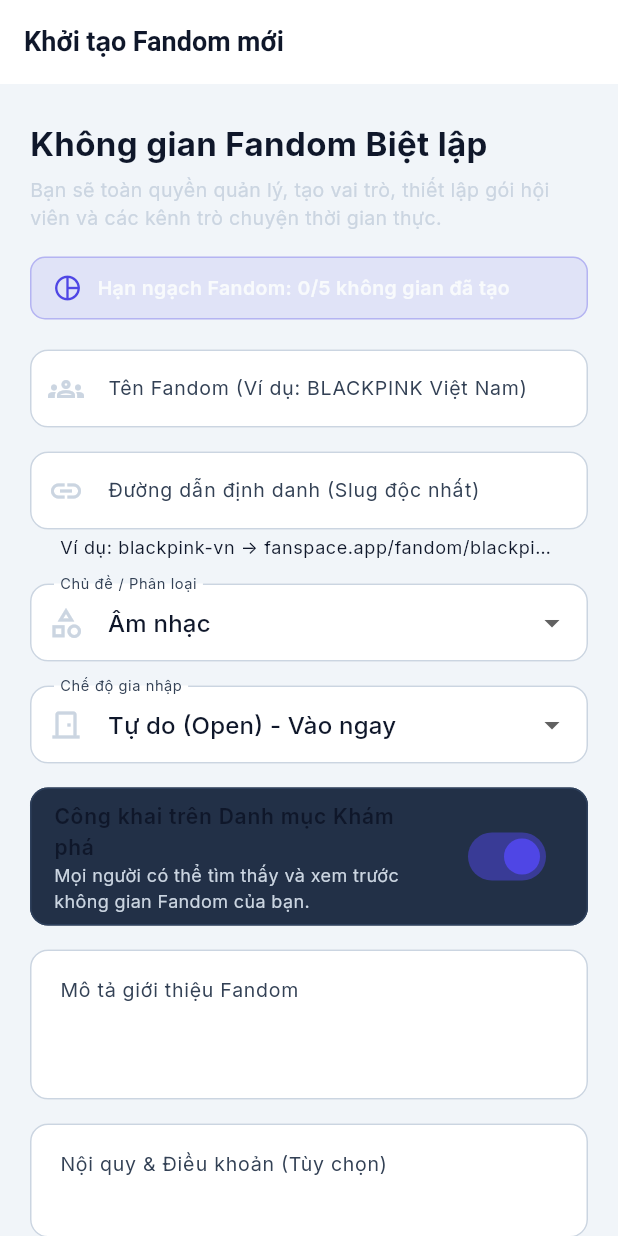
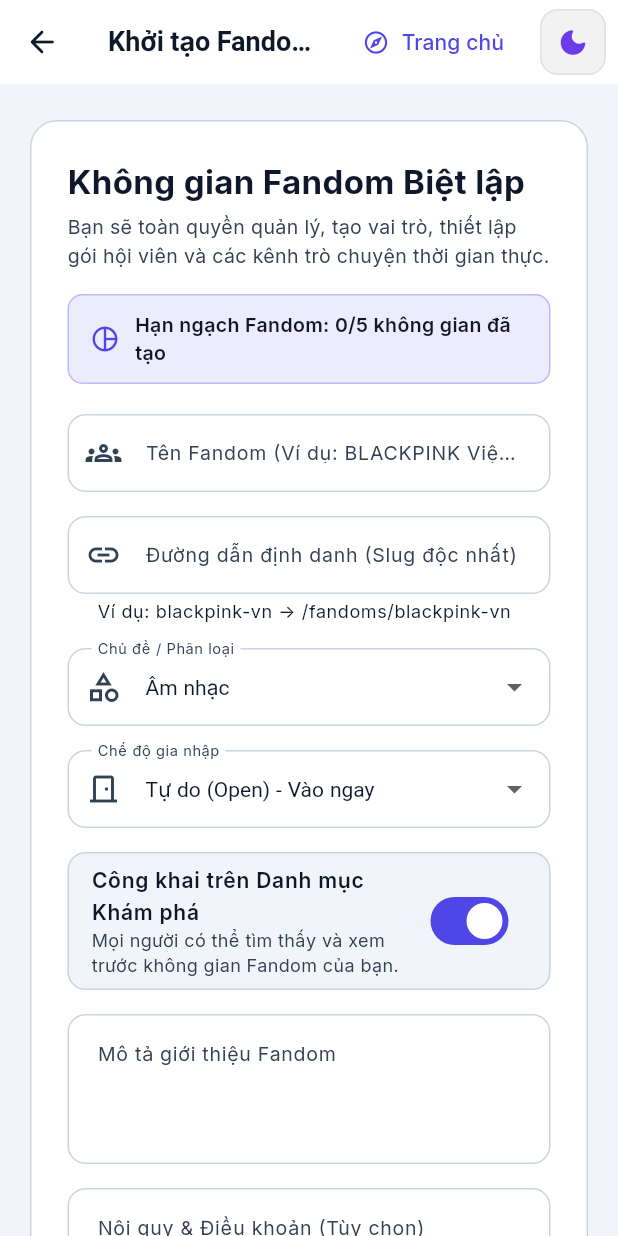
Before and after one commit to lam-nt-825921/fanspace, a Flutter app: the CreateFandomScreen screen opened by its route, on a phone screen of 412 x 824 dp. Run offline on Flutter 3.47's test engine with Material 3 defaults, Android fonts, the phone set to English and light mode, and no system bars; our stand-ins replace dio, file_picker, flutter_secure_storage, go_router, google_fonts; missing offline and left inert: dart:html; accounts and stored records are empty; network calls fail.

Commit message:
refactor(create-fandom): modernize create fandom screen with quota status indicator and responsive form styling

```diff
--- a/frontend/lib/screens/home/create_fandom_screen.dart
+++ b/frontend/lib/screens/home/create_fandom_screen.dart
@@ -1,8 +1,11 @@
 import 'package:flutter/material.dart';
+import 'package:go_router/go_router.dart';
 import 'package:provider/provider.dart';
+
 import '../../core/constants/app_constants.dart';
 import '../../core/theme/app_theme.dart';
 import '../../providers/fandom_provider.dart';
+import '../auth/widgets/theme_toggle_button.dart';
 
 class CreateFandomScreen extends StatefulWidget {
   const CreateFandomScreen({super.key});
@@ -47,28 +50,46 @@ class _CreateFandomScreenState extends State<CreateFandomScreen> {
     _slugController.text = slug;
   }
 
+  void _navigateBack() {
+    if (context.canPop()) {
+      context.pop();
+    } else {
+      context.go('/');
+    }
+  }
+
   Future<void> _handleCreateFandom() async {
     if (_formKey.currentState!.validate()) {
-      final fandomProvider = Provider.of<FandomProvider>(context, listen: false);
+      final fandomProvider =
+          Provider.of<FandomProvider>(context, listen: false);
+      final targetSlug = _slugController.text.trim().toLowerCase();
       final success = await fandomProvider.createFandom(
         name: _nameController.text.trim(),
-        slug: _slugController.text.trim().toLowerCase(),
+        slug: targetSlug,
         description: _descriptionController.text.trim(),
         category: _selectedCategory,
         admissionMode: _admissionMode,
         isPublic: _isPublic,
-        rulesTos: _rulesController.text.trim().isNotEmpty ? _rulesController.text.trim() : null,
+        rulesTos: _rulesController.text.trim().isNotEmpty
+            ? _rulesController.text.trim()
+            : null,
       );
 
       if (!mounted) return;
       if (success) {
         ScaffoldMessenger.of(context).showSnackBar(
           const SnackBar(
-            content: Text('Tạo không gian Fandom thành công! Bạn là Chủ Fandom (Owner).'),
+            content: Text(
+              'Tạo không gian Fandom thành công! Bạn là Chủ Fandom (Owner).',
+            ),
             backgroundColor: AppTheme.success,
           ),
         );
+        if (context.canPop()) {
           Navigator.pop(context);
+        } else {
+          context.go('/fandoms/$targetSlug/space');
+        }
       } else if (fandomProvider.errorMessage != null) {
         ScaffoldMessenger.of(context).showSnackBar(
           SnackBar(
@@ -82,6 +103,7 @@ class _CreateFandomScreenState extends State<CreateFandomScreen> {
 
   @override
   Widget build(BuildContext context) {
+    final palette = context.palette;
     final fandomProvider = context.watch<FandomProvider>();
 
     final categories = AppConstants.defaultCategories
@@ -93,50 +115,90 @@ class _CreateFandomScreenState extends State<CreateFandomScreen> {
     final isQuotaReached = quotaUsed >= maxQuota;
 
     return Scaffold(
+      backgroundColor: palette.background,
       appBar: AppBar(
+        backgroundColor: palette.surface,
+        foregroundColor: palette.textPrimary,
+        leading: IconButton(
+          tooltip: 'Quay lại',
+          icon: const Icon(Icons.arrow_back_rounded),
+          onPressed: _navigateBack,
+        ),
         title: const Text('Khởi tạo Fandom mới'),
+        actions: [
+          TextButton.icon(
+            onPressed: _navigateBack,
+            icon: const Icon(Icons.explore_outlined, size: 18),
+            label: const Text('Trang chủ'),
+          ),
+          const Padding(
+            padding: EdgeInsets.symmetric(horizontal: 8),
+            child: ThemeToggleButton(),
+          ),
+        ],
       ),
       body: SingleChildScrollView(
         padding: const EdgeInsets.symmetric(horizontal: 20, vertical: 24),
         child: Center(
           child: ConstrainedBox(
-            constraints: const BoxConstraints(maxWidth: 550),
+            constraints: const BoxConstraints(maxWidth: 600),
+            child: Container(
+              padding: const EdgeInsets.all(24),
+              decoration: BoxDecoration(
+                color: palette.surface,
+                borderRadius: BorderRadius.circular(18),
+                border: Border.all(color: palette.border),
+              ),
               child: Form(
                 key: _formKey,
                 child: Column(
                   crossAxisAlignment: CrossAxisAlignment.stretch,
                   children: [
-                  const Text(
+                    Text(
                       'Không gian Fandom Biệt lập',
-                    style: TextStyle(fontSize: 22, fontWeight: FontWeight.bold),
+                      style: TextStyle(
+                        fontSize: 22,
+                        fontWeight: FontWeight.bold,
+                        color: palette.textPrimary,
+                      ),
                     ),
                     const SizedBox(height: 6),
-                  const Text(
+                    Text(
                       'Bạn sẽ toàn quyền quản lý, tạo vai trò, thiết lập gói hội viên và các kênh trò chuyện thời gian thực.',
-                    style: TextStyle(color: AppTheme.textSecondary, fontSize: 13),
+                      style: TextStyle(
+                        color: palette.textSecondary,
+                        fontSize: 13,
+                      ),
                     ),
                     const SizedBox(height: 16),
 
                     // Quota Indicator Badge
                     Container(
-                    padding: const EdgeInsets.symmetric(horizontal: 14, vertical: 10),
+                      padding: const EdgeInsets.symmetric(
+                        horizontal: 14,
+                        vertical: 10,
+                      ),
                       decoration: BoxDecoration(
                         color: isQuotaReached
-                          ? AppTheme.error.withOpacity(0.12)
-                          : AppTheme.primary.withOpacity(0.1),
+                            ? AppTheme.error.withValues(alpha: 0.12)
+                            : AppTheme.primary.withValues(alpha: 0.1),
                         borderRadius: BorderRadius.circular(10),
                         border: Border.all(
                           color: isQuotaReached
-                            ? AppTheme.error.withOpacity(0.4)
-                            : AppTheme.primary.withOpacity(0.3),
+                              ? AppTheme.error.withValues(alpha: 0.4)
+                              : AppTheme.primary.withValues(alpha: 0.3),
                         ),
                       ),
                       child: Row(
                         children: [
                           Icon(
-                          isQuotaReached ? Icons.warning_amber_rounded : Icons.pie_chart_outline,
+                            isQuotaReached
+                                ? Icons.warning_amber_rounded
+                                : Icons.pie_chart_outline,
                             size: 20,
-                          color: isQuotaReached ? AppTheme.error : AppTheme.primary,
+                            color: isQuotaReached
+                                ? AppTheme.error
+                                : AppTheme.primary,
                           ),
                           const SizedBox(width: 10),
                           Expanded(
@@ -147,7 +209,9 @@ class _CreateFandomScreenState extends State<CreateFandomScreen> {
                               style: TextStyle(
                                 fontSize: 13,
                                 fontWeight: FontWeight.w600,
-                              color: isQuotaReached ? AppTheme.error : AppTheme.textPrimary,
+                                color: isQuotaReached
+                                    ? AppTheme.error
+                                    : palette.textPrimary,
                               ),
                             ),
                           ),
@@ -159,42 +223,68 @@ class _CreateFandomScreenState extends State<CreateFandomScreen> {
                     // Fandom Name
                     TextFormField(
                       controller: _nameController,
-                    decoration: const InputDecoration(
+                      style: TextStyle(color: palette.textPrimary),
+                      decoration: InputDecoration(
                         labelText: 'Tên Fandom (Ví dụ: BLACKPINK Việt Nam)',
-                      prefixIcon: Icon(Icons.groups_outlined, color: AppTheme.textSecondary),
+                        prefixIcon: Icon(
+                          Icons.groups_outlined,
+                          color: palette.textSecondary,
+                        ),
                       ),
                       onChanged: (v) {
-                      if (_slugController.text.isEmpty || _slugController.text == _generateSlugString(v.substring(0, v.length > 1 ? v.length - 1 : 0))) {
+                        if (_slugController.text.isEmpty ||
+                            _slugController.text ==
+                                _generateSlugString(
+                                  v.substring(
+                                    0,
+                                    v.length > 1 ? v.length - 1 : 0,
+                                  ),
+                                )) {
                           _generateSlug(v);
                         }
                       },
-                    validator: (v) => (v == null || v.trim().length < 2) ? 'Tên Fandom tối thiểu 2 ký tự' : null,
+                      validator: (v) => (v == null || v.trim().length < 2)
+                          ? 'Tên Fandom tối thiểu 2 ký tự'
+                          : null,
                     ),
                     const SizedBox(height: 16),
 
                     // Fandom Slug
                     TextFormField(
                       controller: _slugController,
-                    decoration: const InputDecoration(
+                      style: TextStyle(color: palette.textPrimary),
+                      decoration: InputDecoration(
                         labelText: 'Đường dẫn định danh (Slug độc nhất)',
                         prefixText: '@',
-                      prefixIcon: Icon(Icons.link, color: AppTheme.textSecondary),
-                      helperText: 'Ví dụ: blackpink-vn -> fanspace.app/fandom/blackpink-vn',
+                        prefixIcon: Icon(
+                          Icons.link,
+                          color: palette.textSecondary,
                         ),
-                    validator: (v) => (v == null || v.trim().length < 2) ? 'Slug tối thiểu 2 ký tự' : null,
+                        helperText:
+                            'Ví dụ: blackpink-vn -> /fandoms/blackpink-vn',
+                      ),
+                      validator: (v) => (v == null || v.trim().length < 2)
+                          ? 'Slug tối thiểu 2 ký tự'
+                          : null,
                     ),
                     const SizedBox(height: 16),
 
                     // Category Dropdown
                     DropdownButtonFormField<String>(
                       initialValue: _selectedCategory,
-                    decoration: const InputDecoration(
+                      style: TextStyle(color: palette.textPrimary),
+                      decoration: InputDecoration(
                         labelText: 'Chủ đề / Phân loại',
-                      prefixIcon: Icon(Icons.category_outlined, color: AppTheme.textSecondary),
+                        prefixIcon: Icon(
+                          Icons.category_outlined,
+                          color: palette.textSecondary,
                         ),
-                    dropdownColor: AppTheme.surface,
+                      ),
+                      dropdownColor: palette.surface,
                       items: categories
-                        .map((c) => DropdownMenuItem(value: c, child: Text(c)))
+                          .map(
+                            (c) => DropdownMenuItem(value: c, child: Text(c)),
+                          )
                           .toList(),
                       onChanged: (v) {
                         if (v != null) setState(() => _selectedCategory = v);
@@ -206,11 +296,15 @@ class _CreateFandomScreenState extends State<CreateFandomScreen> {
                     DropdownButtonFormField<String>(
                       initialValue: _admissionMode,
                       isExpanded: true,
-                    decoration: const InputDecoration(
+                      style: TextStyle(color: palette.textPrimary),
+                      decoration: InputDecoration(
                         labelText: 'Chế độ gia nhập',
-                      prefixIcon: Icon(Icons.door_front_door_outlined, color: AppTheme.textSecondary),
+                        prefixIcon: Icon(
+                          Icons.door_front_door_outlined,
+                          color: palette.textSecondary,
                         ),
-                    dropdownColor: AppTheme.surface,
+                      ),
+                      dropdownColor: palette.surface,
                       items: const [
                         DropdownMenuItem(
                           value: 'OPEN',
@@ -229,25 +323,31 @@ class _CreateFandomScreenState extends State<CreateFandomScreen> {
 
                     // Public / Private Switch
                     Material(
-                    color: AppTheme.surface,
+                      color: palette.background,
                       shape: RoundedRectangleBorder(
                         borderRadius: BorderRadius.circular(12),
-                      side: const BorderSide(color: AppTheme.surfaceLight),
+                        side: BorderSide(color: palette.border),
                       ),
                       child: SwitchListTile(
                         value: _isPublic,
                         onChanged: (val) => setState(() => _isPublic = val),
-                      title: const Text(
+                        title: Text(
                           'Công khai trên Danh mục Khám phá',
-                        style: TextStyle(fontSize: 14, fontWeight: FontWeight.w600),
+                          style: TextStyle(
+                            fontSize: 14,
+                            fontWeight: FontWeight.w600,
+                            color: palette.textPrimary,
+                          ),
                         ),
                         subtitle: Text(
                           _isPublic
                               ? 'Mọi người có thể tìm thấy và xem trước không gian Fandom của bạn.'
                               : 'Fandom sẽ ở chế độ Riêng tư (chỉ vào qua mã mời hoặc link chia sẻ).',
-                        style: const TextStyle(fontSize: 12, color: AppTheme.textSecondary),
+                          style: TextStyle(
+                            fontSize: 12,
+                            color: palette.textSecondary,
                           ),
-                      activeColor: AppTheme.primary,
+                        ),
                       ),
                     ),
                     const SizedBox(height: 16),
@@ -256,6 +356,7 @@ class _CreateFandomScreenState extends State<CreateFandomScreen> {
                     TextFormField(
                       controller: _descriptionController,
                       maxLines: 3,
+                      style: TextStyle(color: palette.textPrimary),
                       decoration: const InputDecoration(
                         labelText: 'Mô tả giới thiệu Fandom',
                         alignLabelWithHint: true,
@@ -267,6 +368,7 @@ class _CreateFandomScreenState extends State<CreateFandomScreen> {
                     TextFormField(
                       controller: _rulesController,
                       maxLines: 2,
+                      style: TextStyle(color: palette.textPrimary),
                       decoration: const InputDecoration(
                         labelText: 'Nội quy & Điều khoản (Tùy chọn)',
                         alignLabelWithHint: true,
@@ -278,9 +380,11 @@ class _CreateFandomScreenState extends State<CreateFandomScreen> {
                       Container(
                         padding: const EdgeInsets.all(12),
                         decoration: BoxDecoration(
-                        color: AppTheme.error.withOpacity(0.12),
+                          color: AppTheme.error.withValues(alpha: 0.12),
                           borderRadius: BorderRadius.circular(8),
-                        border: Border.all(color: AppTheme.error.withOpacity(0.5)),
+                          border: Border.all(
+                            color: AppTheme.error.withValues(alpha: 0.5),
+                          ),
                         ),
                         child: const Row(
                           children: [
@@ -289,7 +393,11 @@ class _CreateFandomScreenState extends State<CreateFandomScreen> {
                             Expanded(
                               child: Text(
                                 'Bạn đã đạt giới hạn tối đa 5 Fandom sở hữu. Hãy xóa bớt Fandom không còn dùng để tạo không gian mới.',
-                              style: TextStyle(color: AppTheme.error, fontSize: 13, height: 1.3),
+                                style: TextStyle(
+                                  color: AppTheme.error,
+                                  fontSize: 13,
+                                  height: 1.3,
+                                ),
                               ),
                             ),
                           ],
@@ -298,15 +406,27 @@ class _CreateFandomScreenState extends State<CreateFandomScreen> {
                       const SizedBox(height: 16),
                     ],
 
-                  ElevatedButton(
-                    onPressed: (fandomProvider.isLoading || isQuotaReached)
+                    Row(
+                      children: [
+                        OutlinedButton(
+                          onPressed: _navigateBack,
+                          child: const Text('Hủy'),
+                        ),
+                        const SizedBox(width: 12),
+                        Expanded(
+                          child: ElevatedButton(
+                            onPressed:
+                                (fandomProvider.isLoading || isQuotaReached)
                                     ? null
                                     : _handleCreateFandom,
                             child: fandomProvider.isLoading
                                 ? const SizedBox(
                                     height: 20,
                                     width: 20,
-                            child: CircularProgressIndicator(color: Colors.white, strokeWidth: 2),
+                                    child: CircularProgressIndicator(
+                                      color: Colors.white,
+                                      strokeWidth: 2,
+                                    ),
                                   )
                                 : Text(
                                     isQuotaReached
@@ -314,7 +434,11 @@ class _CreateFandomScreenState extends State<CreateFandomScreen> {
                                         : 'KHỞI TẠO KHÔNG GIAN FANDOM',
                                   ),
                           ),
+                        ),
                       ],
+                    ),
+                  ],
+                ),
               ),
             ),
           ),
```
Lines whose indentation alone changed are shown as unchanged.
